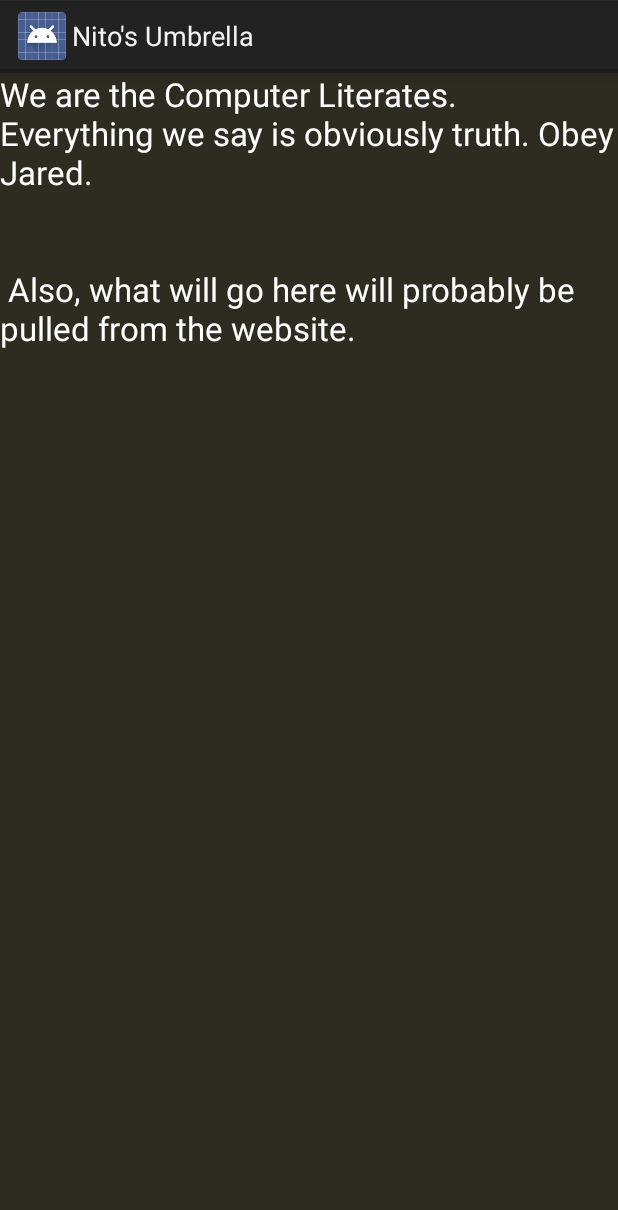
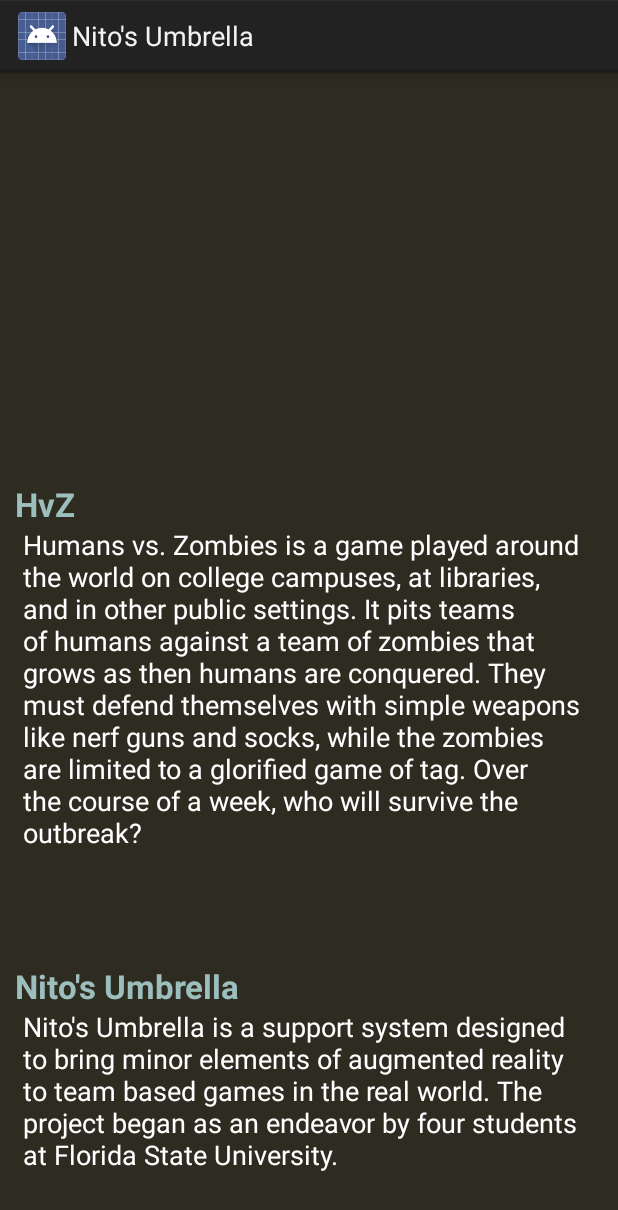
Before and after one commit to TheComputerLiterates/App_NitosUmbrella, an Android app: the fragment aboutUs_Fragment shown on its own in the app's theme, on a phone screen of 412 x 824 dp. Shown: the top 1210 px of the screen. Run offline under Robolectric (Android 15) with nearby library versions, the phone set to English and light mode, and no system bars.

Commit message:
>About Us updated, new HvZ description added

```diff
--- a/app/src/main/res/layout/aboutus_layout.xml
+++ b/app/src/main/res/layout/aboutus_layout.xml
@@ -6,14 +6,54 @@
     <TextView
         android:layout_width="wrap_content"
         android:layout_height="wrap_content"
-        android:textAppearance="?android:attr/textAppearanceLarge"
+        android:textAppearance="?android:attr/textAppearanceMedium"
         android:text="@string/aboutus"
         android:id="@+id/textView2"
+        android:textColor="@color/white"
+        android:layout_marginBottom="42dp"
+        android:layout_marginLeft="15dp"
+        android:layout_marginRight="15dp"
+        android:layout_alignParentBottom="true"
+        android:layout_alignParentLeft="true"
+        android:layout_alignParentStart="true" />
+
+    <TextView
+        android:layout_width="wrap_content"
+        android:layout_height="wrap_content"
+        android:textAppearance="?android:attr/textAppearanceMedium"
+        android:text="@string/about_hvz"
+        android:id="@+id/textView4"
+        android:layout_marginRight="15dp"
+        android:layout_marginLeft="15dp"
+        android:textColor="@color/white"
+        android:layout_above="@+id/textView5"
         android:layout_alignParentLeft="true"
         android:layout_alignParentStart="true"
-        android:layout_alignParentRight="true"
-        android:layout_alignParentEnd="true"
-        android:layout_alignParentTop="true"
-        android:layout_alignParentBottom="true"
-        android:textColor="@color/white" />
+        android:layout_marginBottom="75dp" />
+
+    <TextView
+        android:layout_width="wrap_content"
+        android:layout_height="wrap_content"
+        android:textAppearance="?android:attr/textAppearanceLarge"
+        android:text="Nito&apos;s Umbrella"
+        android:layout_marginLeft="10dp"
+        android:textStyle="bold"
+        android:id="@+id/textView5"
+        android:layout_above="@+id/textView2"
+        android:layout_alignParentLeft="true"
+        android:layout_alignParentStart="true"
+        android:textColor="@color/pale_blue" />
+
+    <TextView
+        android:layout_width="wrap_content"
+        android:layout_height="wrap_content"
+        android:textAppearance="?android:attr/textAppearanceLarge"
+        android:text="HvZ"
+        android:layout_marginLeft="10dp"
+        android:textStyle="bold"
+        android:id="@+id/textView6"
+        android:layout_above="@+id/textView4"
+        android:layout_alignParentLeft="true"
+        android:layout_alignParentStart="true"
+        android:textColor="@color/pale_blue" />
 </RelativeLayout>
--- a/app/src/main/res/values/strings.xml
+++ b/app/src/main/res/values/strings.xml
@@ -12,8 +12,11 @@
     <string name="title_activity_splash_screen">SplashScreen</string>
     <string name="hello_world">Hello world!</string>
     <string name="powered_by">Powered by Nito\'s Umbrella</string>
-    <string name="aboutus">We are the Computer Literates. Everything we say is obviously truth. Obey Jared.
-        \n \n \n Also, what will go here will probably be pulled from the website.</string>
+    <string name="about_hvz">Humans vs. Zombies is a game played around the world on college campuses, at libraries, and in other public settings.
+    It pits teams of humans against a team of zombies that grows as then humans are conquered. They must defend themselves with simple weapons
+    like nerf guns and socks, while the zombies are limited to a glorified game of tag. Over the course of a week, who will survive the outbreak?</string>
+    <string name="aboutus">Nito\'s Umbrella is a support system designed to bring minor elements of augmented reality to team based games in the real world.
+    The project began as an endeavor by four students at Florida State University.</string>
     <string name="the_rules">1. OBEY JARED \n 2.Don\'t put yourself or any players in danger.
         \n 3.Nerf Guns and Socks only. \n 4.OBEY JARED.</string>
     <string name="games">This is where a list of past games will be viewable. \n \n Info will be pulled from website.</string>
```
